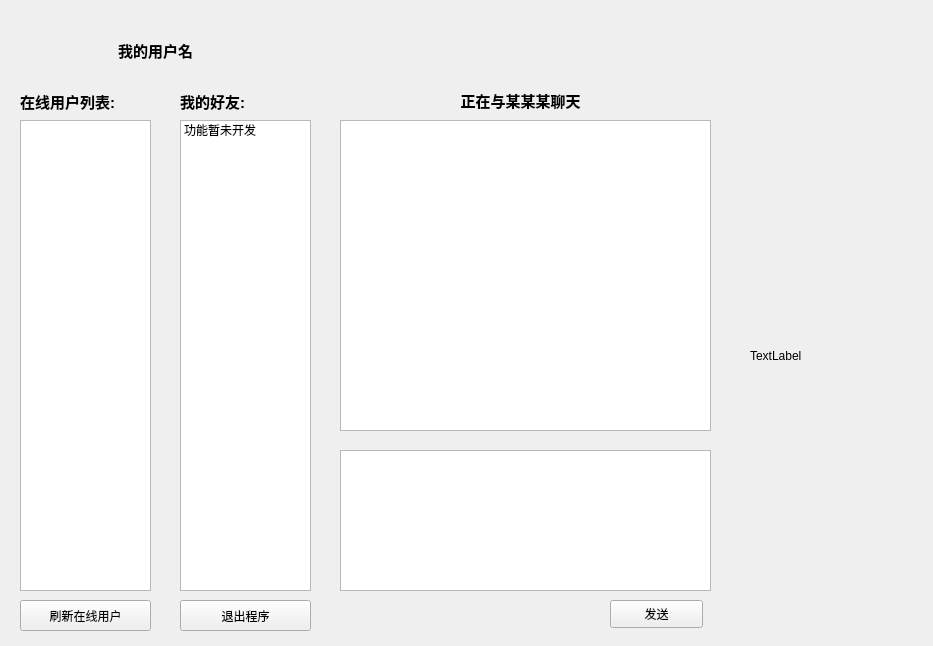
The window that MyGUI/users_lists_window.ui (SuifengKing/SF_Chat) describes before a commit, drawn with Qt 5.
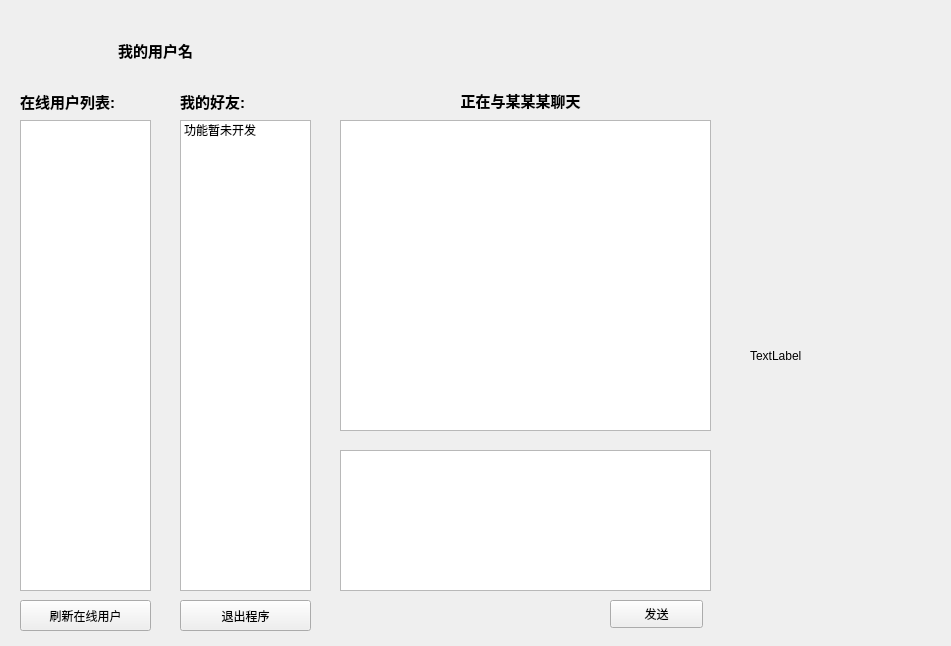
The same window after the commit.

```diff
--- a/MyGUI/users_lists_window.ui
+++ b/MyGUI/users_lists_window.ui
@@ -6,19 +6,19 @@
    <rect>
     <x>0</x>
     <y>0</y>
-    <width>933</width>
+    <width>951</width>
     <height>646</height>
    </rect>
   </property>
   <property name="minimumSize">
    <size>
-    <width>933</width>
+    <width>951</width>
     <height>646</height>
    </size>
   </property>
   <property name="maximumSize">
    <size>
-    <width>933</width>
+    <width>951</width>
     <height>646</height>
    </size>
   </property>
@@ -153,7 +153,7 @@
     <rect>
      <x>750</x>
      <y>120</y>
-     <width>151</width>
+     <width>171</width>
      <height>471</height>
     </rect>
    </property>
```
